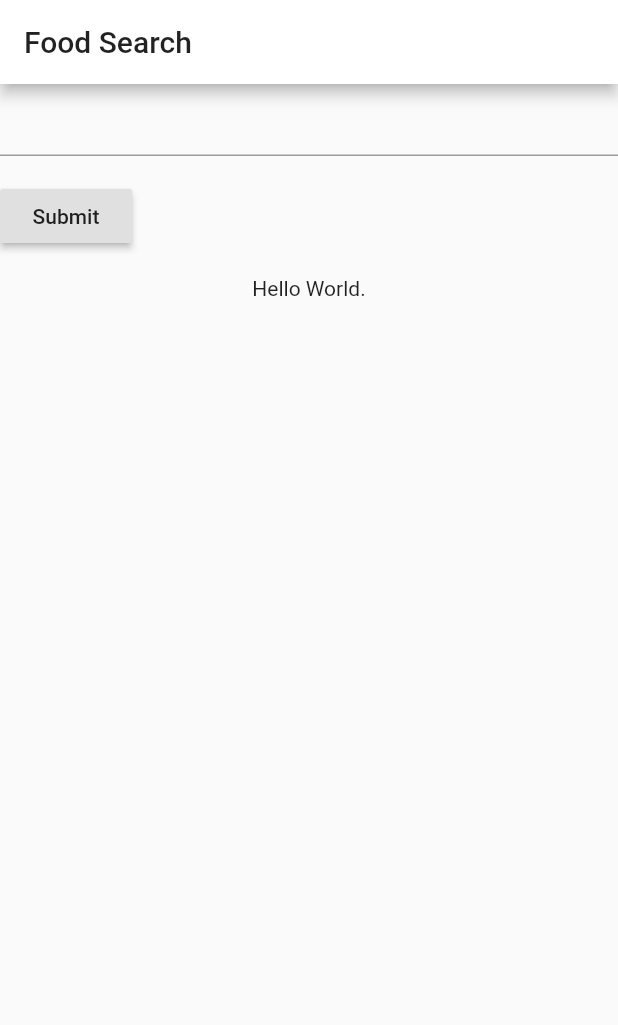
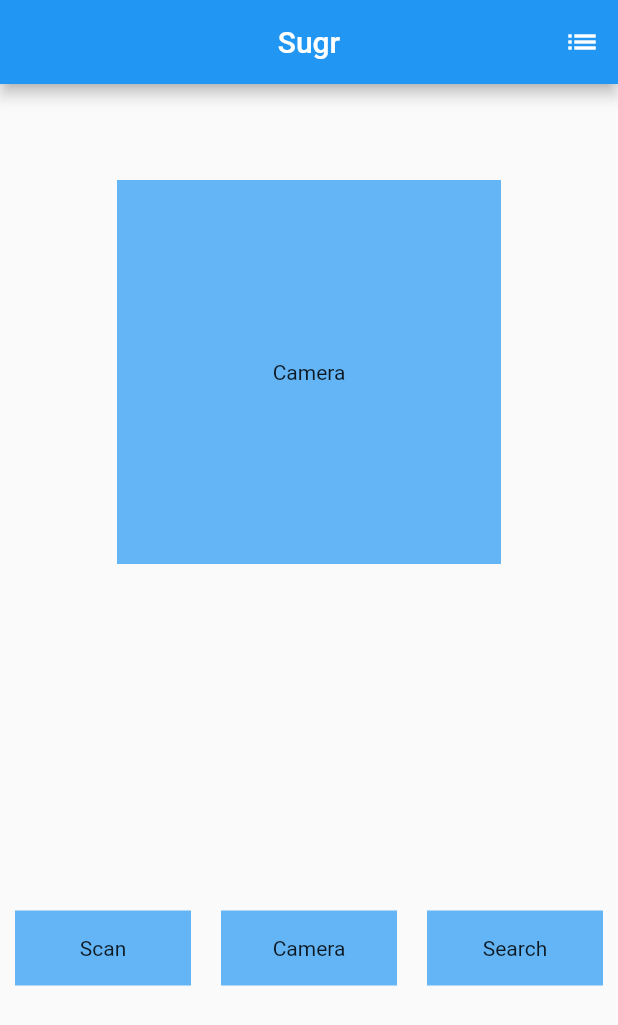
Before and after one commit to sarrasou/sugr, a Flutter app: the screen it shows after launch, on a phone screen of 412 x 824 dp. Shown: the top 1025 px of the screen. Run offline on Flutter 3.47's test engine with Material 2 defaults, Android fonts, the phone set to English and light mode, and no system bars.

Commit message:
updated main.dart

```diff
--- a/lib/main.dart
+++ b/lib/main.dart
@@ -1,104 +1,103 @@
-// Copyright 2018 The Flutter team. All rights reserved.
-// Use of this source code is governed by a BSD-style license that can be
-// found in the LICENSE file.
-
 import 'package:flutter/material.dart';
-// import 'package:english_words/english_words.dart';
 
 void main() => runApp(MyApp());
 
 class MyApp extends StatelessWidget {
+  // This widget is the root of your application.
   @override
   Widget build(BuildContext context) {
-    final appTitle = 'Food Search';
     return MaterialApp(
-      title: appTitle,
+      title: 'Flutter Demo',
       theme: ThemeData(
-        primaryColor: Colors.white,
+        primarySwatch: Colors.blue,
       ),
       home: Scaffold(
         appBar: AppBar(
-          title: Text(appTitle),
+          title: Text("Sugr"),
+          centerTitle: true,
+          actions: <Widget>[
+            IconButton(icon: Icon(Icons.list), onPressed: _saved),
+          ],
         ),
-          body: Column (children: <Widget>[
-            FoodForm(),
-            Text('Hello World.'),
-          ],)
-          )
+        body: Center(
+          child: Column(
+            children: <Widget>[
+              Expanded(
+                child: Center(
+                  child: CameraWidget(),
+                ),
+              ),
+              Expanded(
+                child: Center(
+                  child: ActionBar(),
+                ),
+              ),
+            ],
+          ),
+        ),
+      ),
     );
+  }
+
+  void _saved() {
+
   }
 }
 
-class FoodForm extends StatefulWidget {
-  @override
-  MyCustomFormState createState() {
-    return MyCustomFormState();
-  }
-}
-
-// Create a corresponding State class.
-// This class holds data related to the form.
-class MyCustomFormState extends State<FoodForm> {
-  final _formKey = GlobalKey<FormState>();
-
+class CameraWidget extends StatelessWidget {
   @override
   Widget build(BuildContext context) {
-    // Build a Form widget using the _formKey created above.
-    return Form(
-      key: _formKey,
-      child: Column(
-        crossAxisAlignment: CrossAxisAlignment.start,
-        children: <Widget>[
-          TextFormField(
-            validator: (value) {
-              if (value.isEmpty) {
-                return 'Please enter some text';
-              }
-              return null;
-            },
-          ),
-          Padding(
-            padding: const EdgeInsets.symmetric(vertical: 16.0),
-            child: RaisedButton(
-              onPressed: () {
-                // Validate returns true if the form is valid, or false
-                // otherwise.
-                if (_formKey.currentState.validate()) {
-                  // If the form is valid, display a Snackbar.
-                  Scaffold.of(context)
-                      .showSnackBar(SnackBar(content: Text('Processing Data')));
-                }
-              },
-              child: Text('Submit'),
-            ),
-          ),
-        ],
+    return Container(
+      margin: const EdgeInsets.all(10.0),
+      color: Colors.blue[300],
+      width: 256.0,
+      height: 256.0,
+      child: Center(
+        child: Text("Camera"),
       ),
     );
   }
 }
 
-String _textString = 'Hello world';
+class ActionButton extends StatelessWidget {
+  final String buttonText;
 
-      @override
-      Widget build(BuildContext context) {
-        return Column(
-          children: [
-            Text(
-              _textString,
-              style: TextStyle(fontSize: 30),
+  const ActionButton(this.buttonText);
+
+  @override
+  Widget build(BuildContext context) {
+    return Container(
+      margin: const EdgeInsets.all(10.0),
+      color: Colors.blue[300],
+      width: 100.0,
+      height: 50.0,
+      child: Center(
+        child: Text(buttonText),
+      ),
+    );
+  }
+}
+
+class ActionBar extends StatelessWidget {
+  @override
+  Widget build(BuildContext context) {
+    return Center(
+      child: Container(
+        child: Row(
+          crossAxisAlignment: CrossAxisAlignment.center,
+          children: <Widget>[
+            Expanded(
+              child: ActionButton("Scan"),
             ),
-            TextField( //                       <--- TextField
-              onChanged: (text) {
-                // _doSomething(text);
-              },
-            )
+            Expanded(
+              child: ActionButton("Camera"),
+            ),
+            Expanded(
+              child: ActionButton("Search"),
+            ),
           ],
-        );
-      }
-
-      // void _doSomething(String text) {
-      //   setState(() {
-      //     _textString = text;
-      //   });
-      // }
+        ),
+      ),
+    );
+  }
+}
```
